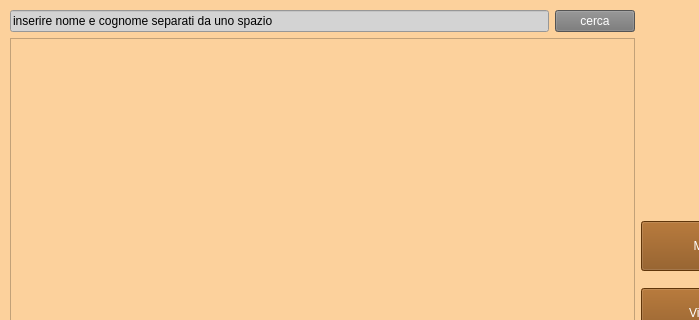
ManuelMarrone/GestioneBowling, file Amministratore/view/gestioneDipendenti.ui: the form before one commit; both pictures show x 0 to 699 and y 0 to 320 of the 800 by 600 pixel window.
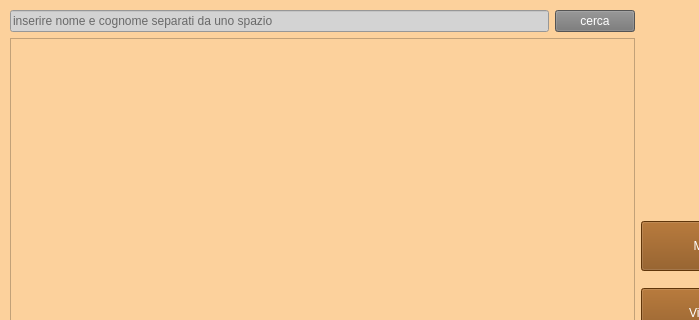
The form after the commit.

```diff
--- a/Amministratore/view/gestioneDipendenti.ui
+++ b/Amministratore/view/gestioneDipendenti.ui
@@ -51,11 +51,14 @@
            <string/>
           </property>
           <property name="text">
-           <string>inserire nome e cognome separati da uno spazio</string>
+           <string/>
           </property>
           <property name="frame">
            <bool>true</bool>
           </property>
+          <property name="placeholderText">
+           <string>inserire nome e cognome separati da uno spazio</string>
+          </property>
          </widget>
         </item>
         <item>
```
